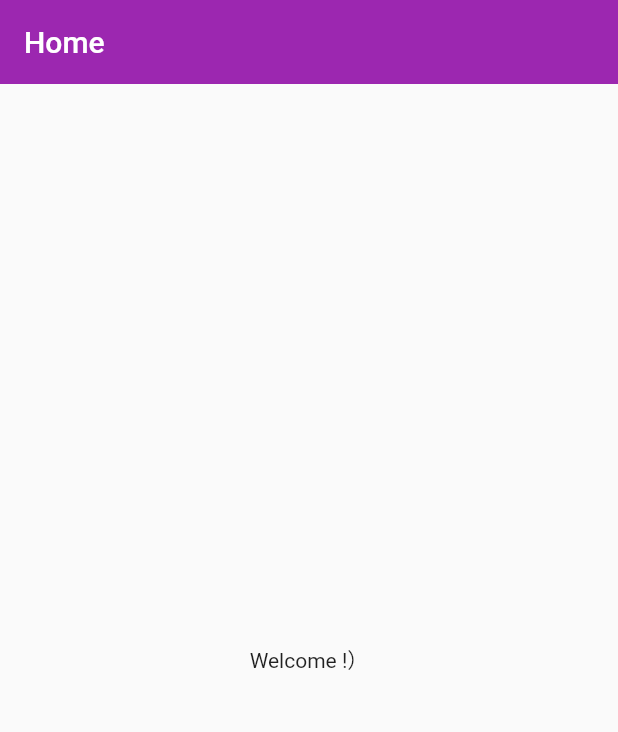
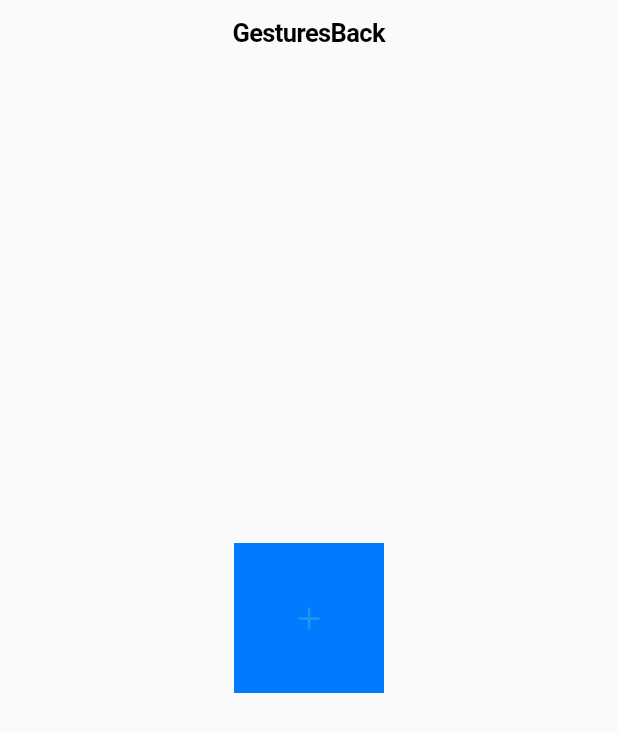
Before and after one commit to ReverseScale/FlutterDemo, a Flutter app: the screen it shows after launch, on a phone screen of 412 x 824 dp. Shown: the top 732 px of the screen. Run offline on Flutter 3.47's test engine with Material 2 defaults, Android fonts, the phone set to English and light mode, and no system bars; our stand-ins replace dio, fluro, rxdart, shared_preferences, sqflite; missing offline and left inert: flutter_calendar; accounts and stored records are empty.

Commit message:
✨:Introducing new features for GesturesBack.

```diff
--- /dev/null
+++ b/hello_flutter_app/lib/GesturesBackApp/root.dart
@@ -0,0 +1,65 @@
+import 'package:flutter/material.dart';
+import 'package:flutter/cupertino.dart';
+
+
+
+class GesturesBackApp extends StatelessWidget {
+  @override
+  Widget build(BuildContext context) {
+    return MaterialApp(
+      title: 'GesturesBack',
+      theme: ThemeData.light(),
+      home: GesturesBackHome(),
+    );
+  }
+}
+
+class GesturesBackHome extends StatelessWidget {
+  @override
+  Widget build(BuildContext context) {
+    return CupertinoPageScaffold(
+      navigationBar: CupertinoNavigationBar(
+        middle: Text('GesturesBack'),
+      ),
+      child: Center(
+        child: Container(
+          width: 100.0,
+          height: 100.0,
+          color: CupertinoColors.activeBlue,
+          child: CupertinoButton(
+            child: Icon(CupertinoIcons.add),
+            onPressed: (){
+              Navigator.of(context).push(
+                CupertinoPageRoute(
+                  builder: (BuildContext context){
+                    return NextPage();
+                  }
+                )
+              );
+            },
+          ),
+        ),
+      ),
+    );
+  }
+}
+
+class NextPage extends StatelessWidget {
+  @override
+  Widget build(BuildContext context) {
+    return CupertinoPageScaffold(
+      navigationBar: CupertinoNavigationBar(
+        middle: Text('Next Page'),
+        leading: GestureDetector(
+          child: Icon(CupertinoIcons.back),
+          onTap: (){
+            Navigator.pop(context);
+          },
+        )
+      ),
+      child: Center(
+        child: Text('Welcome')
+      ),
+    );
+  }
+}
--- a/hello_flutter_app/lib/main.dart
+++ b/hello_flutter_app/lib/main.dart
@@ -21,6 +21,7 @@ import 'package:hello_flutter_app/FlowLayoutApp/root.dart';
 import 'package:hello_flutter_app/ExpansionApp/root.dart';
 import 'package:hello_flutter_app/BethelApp/root.dart';
 import 'package:hello_flutter_app/LoadApp/root.dart';
+import 'package:hello_flutter_app/GesturesBackApp/root.dart';
 
 // main 入口方法，进入 MyApp
 // 单行调用使用 “=> 函数”
@@ -59,7 +60,10 @@ void main() {
   // runApp(BethelApp());
 
   // 加载图
-  runApp(LoadApp());
+  // runApp(LoadApp());
+
+  // 侧滑手势返回
+  runApp(GesturesBackApp());
 
   // 路由动画
   // runApp(RouterAnimationApp());
```
